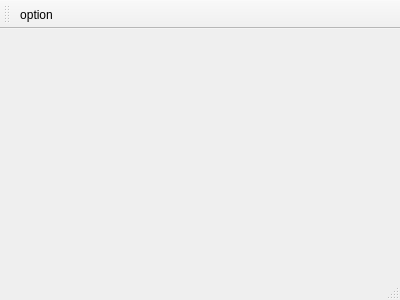
This is App/AppOptionTest/optionmainwindow.ui in tiangaomingjing/ServoDriveTech as Qt 5 draws it before an edit. The edited form follows.
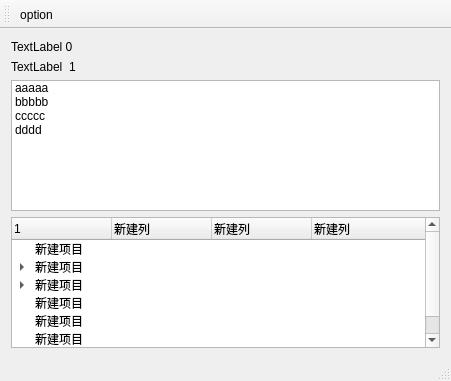
This is the edited form.

The edit to the form file:
```diff
--- a/App/AppOptionTest/optionmainwindow.ui
+++ b/App/AppOptionTest/optionmainwindow.ui
@@ -6,14 +6,139 @@
    <rect>
     <x>0</x>
     <y>0</y>
-    <width>400</width>
-    <height>300</height>
+    <width>451</width>
+    <height>381</height>
    </rect>
   </property>
   <property name="windowTitle">
    <string>OptionMainWindow</string>
   </property>
-  <widget class="QWidget" name="centralWidget"/>
+  <widget class="QWidget" name="centralWidget">
+   <layout class="QVBoxLayout" name="verticalLayout">
+    <item>
+     <widget class="QLabel" name="label">
+      <property name="text">
+       <string>TextLabel 0</string>
+      </property>
+     </widget>
+    </item>
+    <item>
+     <widget class="QLabel" name="label_2">
+      <property name="text">
+       <string>TextLabel  1</string>
+      </property>
+     </widget>
+    </item>
+    <item>
+     <widget class="QListWidget" name="listw_main">
+      <item>
+       <property name="text">
+        <string>aaaaa</string>
+       </property>
+      </item>
+      <item>
+       <property name="text">
+        <string>bbbbb</string>
+       </property>
+      </item>
+      <item>
+       <property name="text">
+        <string>ccccc</string>
+       </property>
+      </item>
+      <item>
+       <property name="text">
+        <string>dddd</string>
+       </property>
+      </item>
+     </widget>
+    </item>
+    <item>
+     <widget class="QTreeWidget" name="treeWidget">
+      <column>
+       <property name="text">
+        <string>1</string>
+       </property>
+      </column>
+      <column>
+       <property name="text">
+        <string>新建列</string>
+       </property>
+      </column>
+      <column>
+       <property name="text">
+        <string>新建列</string>
+       </property>
+      </column>
+      <column>
+       <property name="text">
+        <string>新建列</string>
+       </property>
+      </column>
+      <item>
+       <property name="text">
+        <string>新建项目</string>
+       </property>
+      </item>
+      <item>
+       <property name="text">
+        <string>新建项目</string>
+       </property>
+       <item>
+        <property name="text">
+         <string>新建子项目</string>
+        </property>
+       </item>
+       <item>
+        <property name="text">
+         <string>新建项目</string>
+        </property>
+       </item>
+       <item>
+        <property name="text">
+         <string>新建项目</string>
+        </property>
+       </item>
+      </item>
+      <item>
+       <property name="text">
+        <string>新建项目</string>
+       </property>
+       <item>
+        <property name="text">
+         <string>新建子项目</string>
+        </property>
+       </item>
+       <item>
+        <property name="text">
+         <string>新建项目</string>
+        </property>
+       </item>
+       <item>
+        <property name="text">
+         <string>新建项目</string>
+        </property>
+       </item>
+      </item>
+      <item>
+       <property name="text">
+        <string>新建项目</string>
+       </property>
+      </item>
+      <item>
+       <property name="text">
+        <string>新建项目</string>
+       </property>
+      </item>
+      <item>
+       <property name="text">
+        <string>新建项目</string>
+       </property>
+      </item>
+     </widget>
+    </item>
+   </layout>
+  </widget>
   <widget class="QMenuBar" name="menuBar">
    <property name="geometry">
     <rect>
```
Left out of the diff: 2 changed lines with no effect on the pictures.
